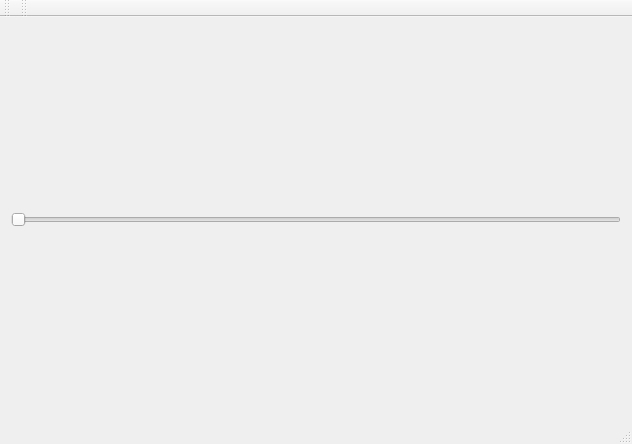
Above: tryosm/mainwindow.ui from artem-baryshev/TryOSM before the change. Below: the same form after it.
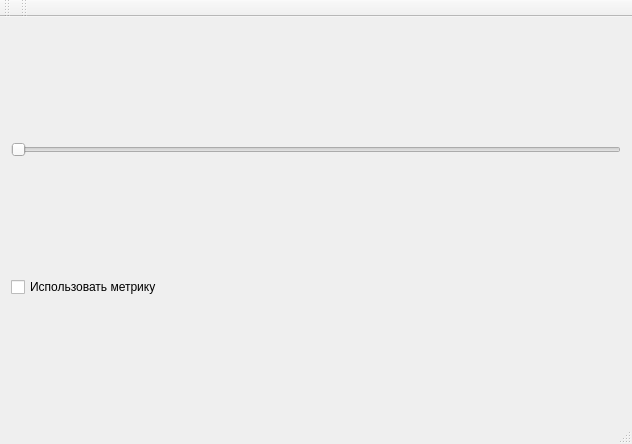
That is the form after the change.

Diff of the .ui file:
```diff
--- a/tryosm/mainwindow.ui
+++ b/tryosm/mainwindow.ui
@@ -31,6 +31,13 @@
       </property>
      </widget>
     </item>
+    <item row="1" column="0">
+     <widget class="QCheckBox" name="checkBox">
+      <property name="text">
+       <string>Использовать метрику</string>
+      </property>
+     </widget>
+    </item>
    </layout>
   </widget>
   <widget class="QMenuBar" name="menuBar">
```
Left out of the diff: 2 changed lines with no effect on the pictures.
